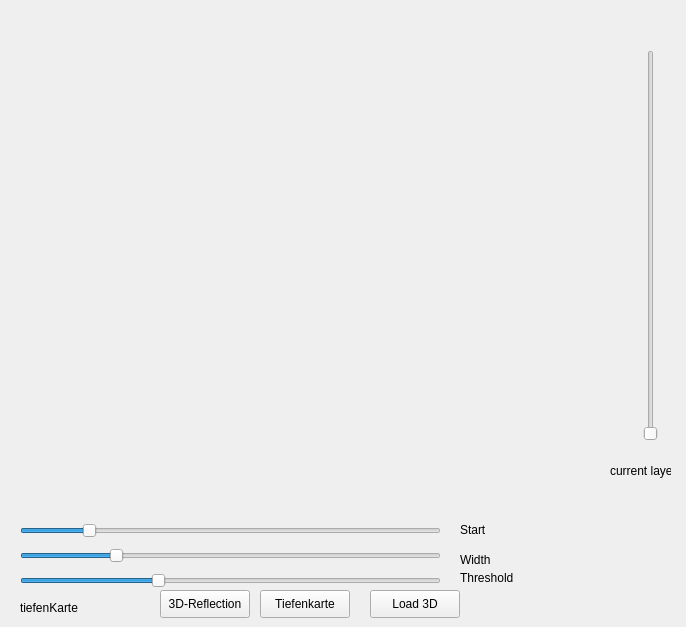
danikhani/CTScan_MT, file app/imageloader.ui: the form before one commit.
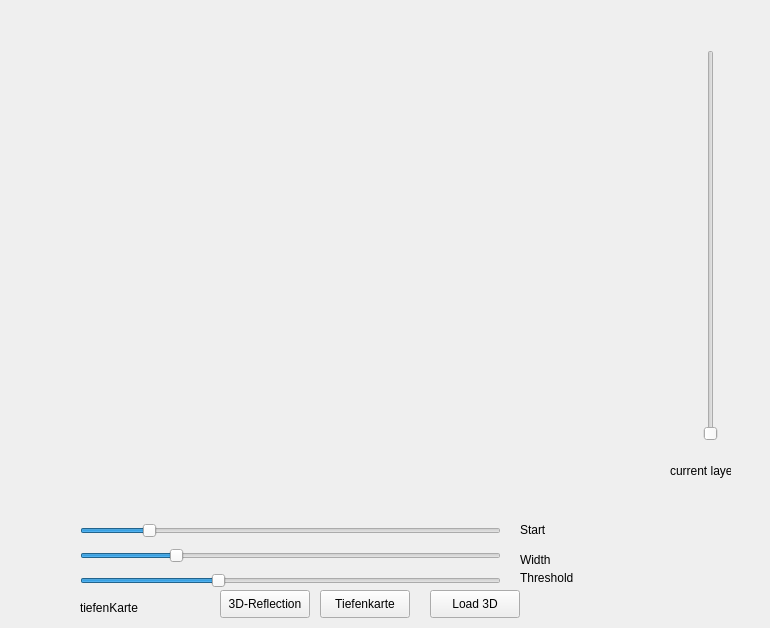
The form after the commit.

Patch:
```diff
--- a/app/imageloader.ui
+++ b/app/imageloader.ui
@@ -6,17 +6,71 @@
    <rect>
     <x>0</x>
     <y>0</y>
-    <width>686</width>
-    <height>627</height>
+    <width>770</width>
+    <height>628</height>
    </rect>
   </property>
   <property name="windowTitle">
    <string>Widget</string>
   </property>
+  <widget class="QSlider" name="slider_current_layer">
+   <property name="geometry">
+    <rect>
+     <x>700</x>
+     <y>50</y>
+     <width>22</width>
+     <height>391</height>
+    </rect>
+   </property>
+   <property name="maximum">
+    <number>129</number>
+   </property>
+   <property name="orientation">
+    <enum>Qt::Vertical</enum>
+   </property>
+  </widget>
+  <widget class="QPushButton" name="pushButton_tiefenKarte">
+   <property name="geometry">
+    <rect>
+     <x>320</x>
+     <y>590</y>
+     <width>90</width>
+     <height>28</height>
+    </rect>
+   </property>
+   <property name="text">
+    <string>Tiefenkarte</string>
+   </property>
+  </widget>
+  <widget class="QSlider" name="slider_threshold">
+   <property name="geometry">
+    <rect>
+     <x>80</x>
+     <y>570</y>
+     <width>421</width>
+     <height>22</height>
+    </rect>
+   </property>
+   <property name="minimum">
+    <number>-1024</number>
+   </property>
+   <property name="maximum">
+    <number>3071</number>
+   </property>
+   <property name="singleStep">
+    <number>1</number>
+   </property>
+   <property name="value">
+    <number>300</number>
+   </property>
+   <property name="orientation">
+    <enum>Qt::Horizontal</enum>
+   </property>
+  </widget>
   <widget class="QLabel" name="label_image_2">
    <property name="geometry">
     <rect>
-     <x>0</x>
+     <x>60</x>
      <y>0</y>
      <width>512</width>
      <height>512</height>
@@ -26,10 +80,36 @@
     <string/>
    </property>
   </widget>
+  <widget class="QLabel" name="label_tiefenKarte">
+   <property name="geometry">
+    <rect>
+     <x>80</x>
+     <y>600</y>
+     <width>111</width>
+     <height>16</height>
+    </rect>
+   </property>
+   <property name="text">
+    <string>tiefenKarte</string>
+   </property>
+  </widget>
+  <widget class="QLabel" name="label_threshold">
+   <property name="geometry">
+    <rect>
+     <x>520</x>
+     <y>570</y>
+     <width>111</width>
+     <height>16</height>
+    </rect>
+   </property>
+   <property name="text">
+    <string>Threshold</string>
+   </property>
+  </widget>
   <widget class="QSlider" name="slider_start">
    <property name="geometry">
     <rect>
-     <x>20</x>
+     <x>80</x>
      <y>520</y>
      <width>421</width>
      <height>22</height>
@@ -54,7 +134,7 @@
   <widget class="QSlider" name="slider_width">
    <property name="geometry">
     <rect>
-     <x>20</x>
+     <x>80</x>
      <y>545</y>
      <width>421</width>
      <height>21</height>
@@ -76,7 +156,7 @@
   <widget class="QLabel" name="label_start">
    <property name="geometry">
     <rect>
-     <x>460</x>
+     <x>520</x>
      <y>520</y>
      <width>121</width>
      <height>20</height>
@@ -89,10 +169,23 @@
     <enum>Qt::RichText</enum>
    </property>
   </widget>
+  <widget class="QPushButton" name="pushButton_reflect">
+   <property name="geometry">
+    <rect>
+     <x>220</x>
+     <y>590</y>
+     <width>90</width>
+     <height>28</height>
+    </rect>
+   </property>
+   <property name="text">
+    <string>3D-Reflection</string>
+   </property>
+  </widget>
   <widget class="QLabel" name="label_width">
    <property name="geometry">
     <rect>
-     <x>460</x>
+     <x>520</x>
      <y>550</y>
      <width>111</width>
      <height>20</height>
@@ -102,26 +195,10 @@
     <string>Width</string>
    </property>
   </widget>
-  <widget class="QSlider" name="slider_current_layer">
-   <property name="geometry">
-    <rect>
-     <x>640</x>
-     <y>50</y>
-     <width>22</width>
-     <height>391</height>
-    </rect>
-   </property>
-   <property name="maximum">
-    <number>129</number>
-   </property>
-   <property name="orientation">
-    <enum>Qt::Vertical</enum>
-   </property>
-  </widget>
   <widget class="QLabel" name="label_current_layer">
    <property name="geometry">
     <rect>
-     <x>610</x>
+     <x>670</x>
      <y>430</y>
      <width>61</width>
      <height>81</height>
@@ -134,7 +211,7 @@
   <widget class="QPushButton" name="pushButton_layered">
    <property name="geometry">
     <rect>
-     <x>370</x>
+     <x>430</x>
      <y>590</y>
      <width>90</width>
      <height>28</height>
@@ -144,85 +221,7 @@
     <string>Load 3D</string>
    </property>
   </widget>
-  <widget class="QLabel" name="label_threshold">
-   <property name="geometry">
-    <rect>
-     <x>460</x>
-     <y>570</y>
-     <width>111</width>
-     <height>16</height>
-    </rect>
-   </property>
-   <property name="text">
-    <string>Threshold</string>
-   </property>
-  </widget>
-  <widget class="QSlider" name="slider_threshold">
-   <property name="geometry">
-    <rect>
-     <x>20</x>
-     <y>570</y>
-     <width>421</width>
-     <height>22</height>
-    </rect>
-   </property>
-   <property name="minimum">
-    <number>-1024</number>
-   </property>
-   <property name="maximum">
-    <number>3071</number>
-   </property>
-   <property name="singleStep">
-    <number>1</number>
-   </property>
-   <property name="value">
-    <number>300</number>
-   </property>
-   <property name="orientation">
-    <enum>Qt::Horizontal</enum>
-   </property>
-  </widget>
-  <widget class="QPushButton" name="pushButton_tiefenKarte">
-   <property name="geometry">
-    <rect>
-     <x>260</x>
-     <y>590</y>
-     <width>90</width>
-     <height>28</height>
-    </rect>
-   </property>
-   <property name="text">
-    <string>Tiefenkarte</string>
-   </property>
-  </widget>
-  <widget class="QLabel" name="label_tiefenKarte">
-   <property name="geometry">
-    <rect>
-     <x>20</x>
-     <y>600</y>
-     <width>111</width>
-     <height>16</height>
-    </rect>
-   </property>
-   <property name="text">
-    <string>tiefenKarte</string>
-   </property>
-  </widget>
-  <widget class="QPushButton" name="pushButton_reflect">
-   <property name="geometry">
-    <rect>
-     <x>160</x>
-     <y>590</y>
-     <width>90</width>
-     <height>28</height>
-    </rect>
-   </property>
-   <property name="text">
-    <string>3D-Reflection</string>
-   </property>
-  </widget>
  </widget>
- <layoutdefault spacing="6" margin="11"/>
  <resources/>
  <connections/>
 </ui>
```
Left out of the diff: 6 changed lines with no effect on the pictures.
